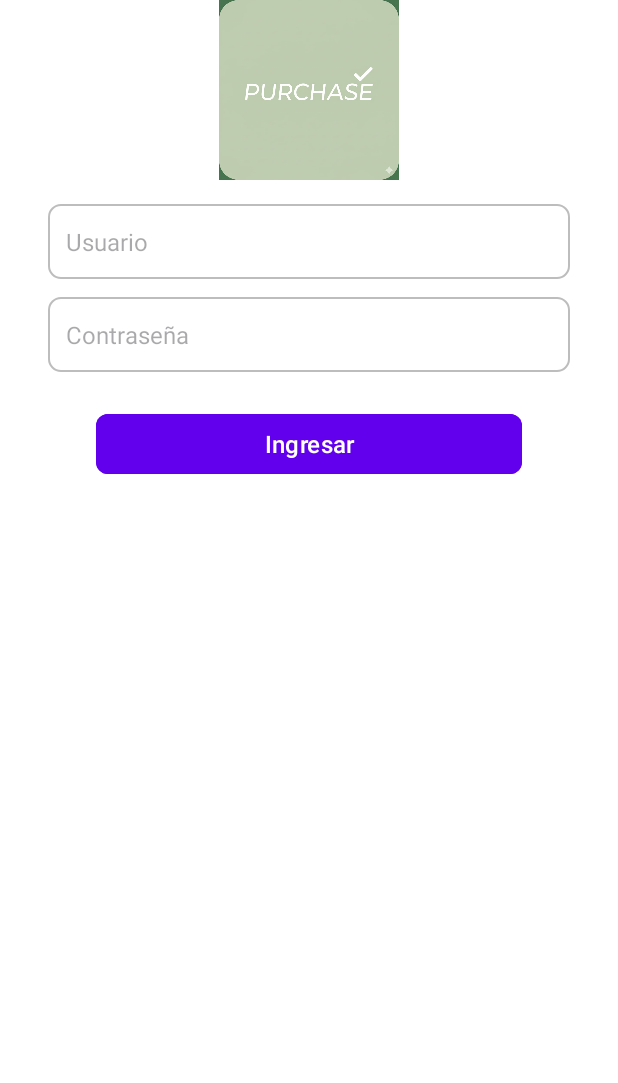
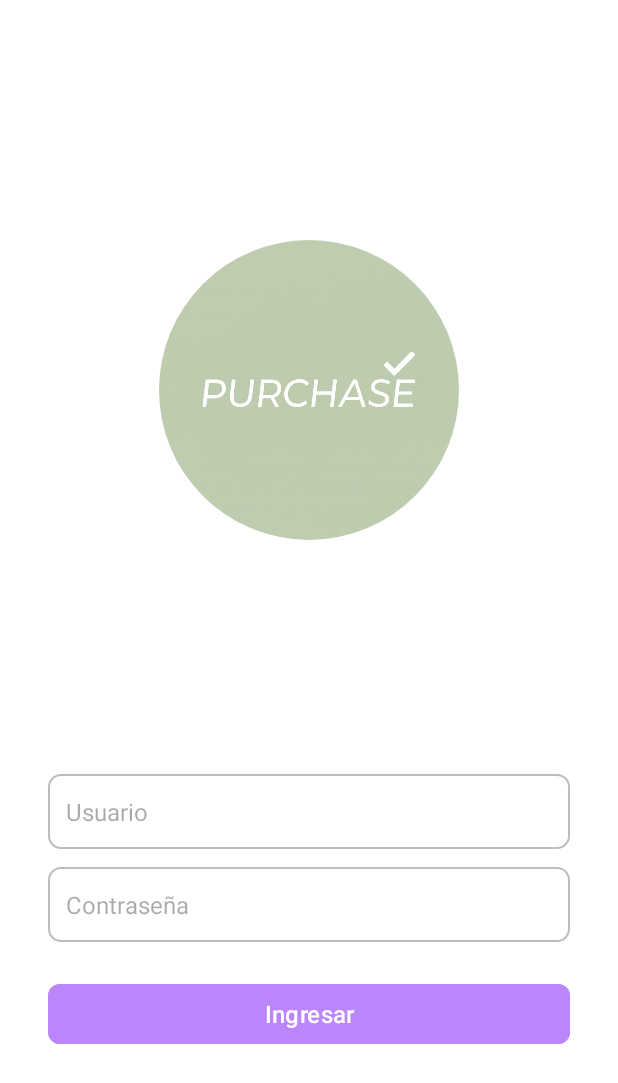
Before and after one commit to Gonn01/ProyectoAppsMovilesDaVinci, an Android app: the screen it shows after launch (LoginActivity), on a phone screen of 412 x 824 dp. Shown: the top 1083 px of the screen. Run offline under Robolectric (Android 15) with nearby library versions, the phone set to English and light mode, and no system bars.

Commit message:
Se centra logo y se modifica color

```diff
--- a/app/src/main/java/com/example/proyectoappsmovilesdavinci/ui/LoginActivity.java
+++ b/app/src/main/java/com/example/proyectoappsmovilesdavinci/ui/LoginActivity.java
@@ -31,7 +31,7 @@ public class LoginActivity extends AppCompatActivity {
                 String password = etPassword.getText().toString().trim();
 
                 if(usuario.equals("admin") && password.equals("1234")){
-                    // Si está bien, va al MainActivity
+                    // Si esta ok, va al dashboard
                     Intent intent = new Intent(LoginActivity.this,DashboardActivity.class);
                     startActivity(intent);
                     finish();
--- a/app/src/main/res/layout/activity_login.xml
+++ b/app/src/main/res/layout/activity_login.xml
@@ -9,64 +9,67 @@
     tools:context=".ui.LoginActivity">
 
     <!-- Logo -->
-    <ImageView
+    <com.google.android.material.imageview.ShapeableImageView
         android:id="@+id/logoLogin"
-        android:layout_width="120dp"
-        android:layout_height="120dp"
+        android:layout_width="200dp"
+        android:layout_height="200dp"
         android:src="@drawable/logopagos"
-        android:scaleType="fitCenter"
+        android:scaleType="centerCrop"
+        app:shapeAppearanceOverlay="@style/ShapeAppearance.Material3.Corner.Full"
         app:layout_constraintTop_toTopOf="parent"
-        app:layout_constraintBottom_toTopOf="@id/etUsuario"
         app:layout_constraintStart_toStartOf="parent"
         app:layout_constraintEnd_toEndOf="parent"
-        android:layout_marginBottom="32dp"/>
+        android:layout_marginTop="160dp"/>
+
+    <!-- Contenedor del formulario -->
+    <LinearLayout
+        android:id="@+id/formContainer"
+        android:layout_width="0dp"
+        android:layout_height="wrap_content"
+        android:orientation="vertical"
+        android:gravity="center"
+        android:layout_marginHorizontal="32dp"
+        android:layout_marginTop="32dp"
+        app:layout_constraintTop_toBottomOf="@id/logoLogin"
+        app:layout_constraintStart_toStartOf="parent"
+        app:layout_constraintEnd_toEndOf="parent"
+        app:layout_constraintBottom_toBottomOf="parent">
 
         <!-- Usuario -->
         <EditText
             android:id="@+id/etUsuario"
-        android:layout_width="0dp"
+            android:layout_width="match_parent"
             android:layout_height="50dp"
             android:hint="Usuario"
             android:background="@drawable/bg_edittext"
             android:padding="12dp"
             android:textSize="16sp"
-        android:inputType="textPersonName"
-        app:layout_constraintTop_toBottomOf="@id/logoLogin"
-        app:layout_constraintStart_toStartOf="parent"
-        app:layout_constraintEnd_toEndOf="parent"
-        android:layout_marginHorizontal="32dp"
-        android:layout_marginTop="16dp"/>
+            android:inputType="textPersonName"/>
 
         <!-- Contraseña -->
         <EditText
             android:id="@+id/etPassword"
-        android:layout_width="0dp"
+            android:layout_width="match_parent"
             android:layout_height="50dp"
             android:hint="Contraseña"
             android:background="@drawable/bg_edittext"
             android:padding="12dp"
             android:textSize="16sp"
             android:inputType="textPassword"
-        app:layout_constraintTop_toBottomOf="@id/etUsuario"
-        app:layout_constraintStart_toStartOf="parent"
-        app:layout_constraintEnd_toEndOf="parent"
-        android:layout_marginHorizontal="32dp"
             android:layout_marginTop="12dp"/>
 
         <!-- Botón -->
         <Button
             android:id="@+id/btnLogin"
-        android:layout_width="0dp"
+            android:layout_width="match_parent"
             android:layout_height="wrap_content"
             android:text="Ingresar"
             android:textSize="16sp"
             android:textColor="@android:color/white"
-        android:backgroundTint="@color/purple_500"
+            android:backgroundTint="@color/purple_200"
             app:cornerRadius="8dp"
-        app:layout_constraintTop_toBottomOf="@id/etPassword"
-        app:layout_constraintStart_toStartOf="parent"
-        app:layout_constraintEnd_toEndOf="parent"
-        android:layout_marginHorizontal="64dp"
             android:layout_marginTop="24dp"/>
 
+    </LinearLayout>
+
 </androidx.constraintlayout.widget.ConstraintLayout>
```
Lines whose indentation alone changed are shown as unchanged.
